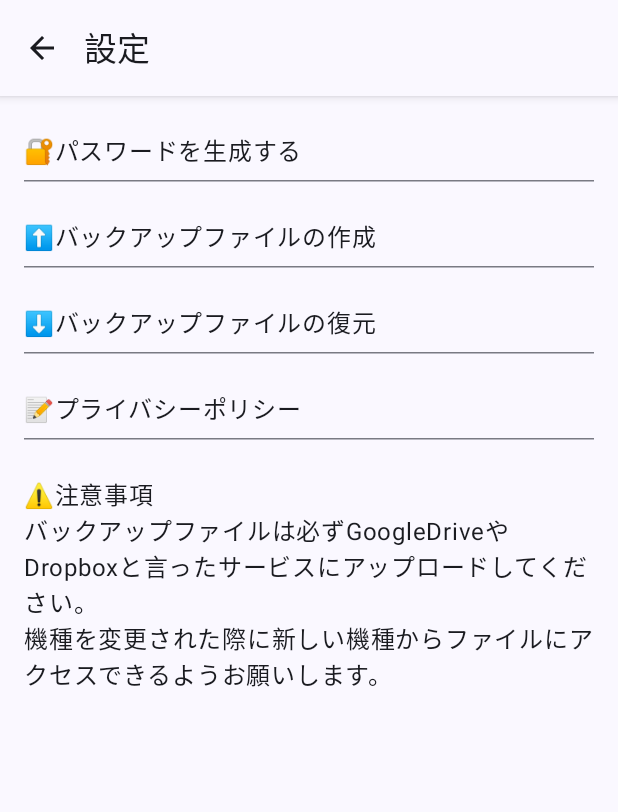
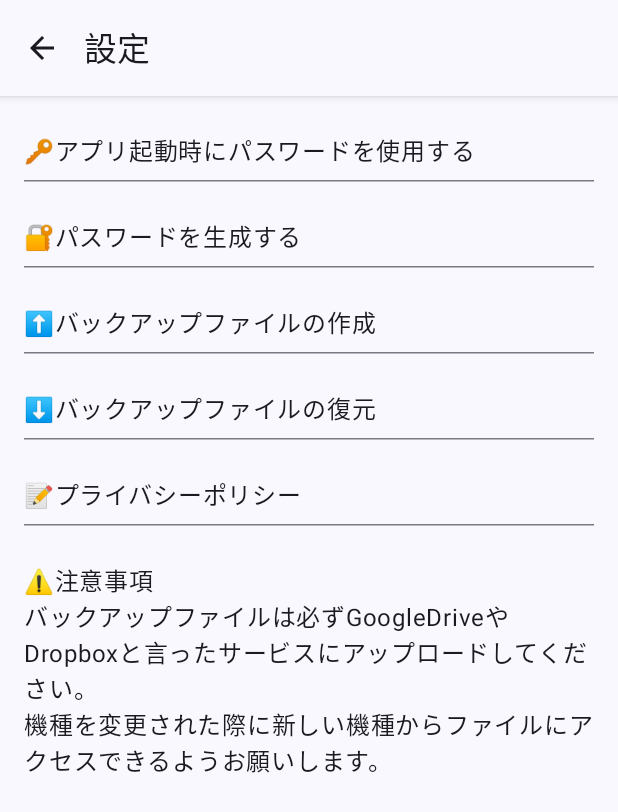
Before and after one commit to TakanaKonbu/PasswordManager, an Android app built with Jetpack Compose: the SettingsScreen screen opened through its navigation route, on a phone screen of 412 x 824 dp. Shown: the top 812 px of the screen. Run offline under Robolectric (Android 15) with nearby library versions, the phone set to English and light mode, and no system bars; our stand-ins replace Room's generated code.

Commit message:
設定画面のUI変更

```diff
--- a/app/src/main/java/com/takanakonbu/passwordmanager/ui/screens/Settings.kt
+++ b/app/src/main/java/com/takanakonbu/passwordmanager/ui/screens/Settings.kt
@@ -6,6 +6,7 @@ import androidx.compose.material.icons.Icons
 import androidx.compose.material.icons.automirrored.filled.ArrowBack
 import androidx.compose.material3.*
 import androidx.compose.runtime.*
+import androidx.compose.ui.Alignment
 import androidx.compose.ui.Modifier
 import androidx.compose.ui.draw.shadow
 import androidx.compose.ui.unit.dp
@@ -40,6 +41,10 @@ fun SettingsScreen(
                 .padding(paddingValues)
                 .padding(16.dp)
         ) {
+            Text("🔑アプリ起動時にパスワードを使用する")
+            HorizontalDivider(modifier = Modifier.padding(vertical = 8.dp))
+            Spacer(modifier = Modifier.height(16.dp))
+
             Text("🔐パスワードを生成する")
             HorizontalDivider(modifier = Modifier.padding(vertical = 8.dp))
             Spacer(modifier = Modifier.height(16.dp))
```
